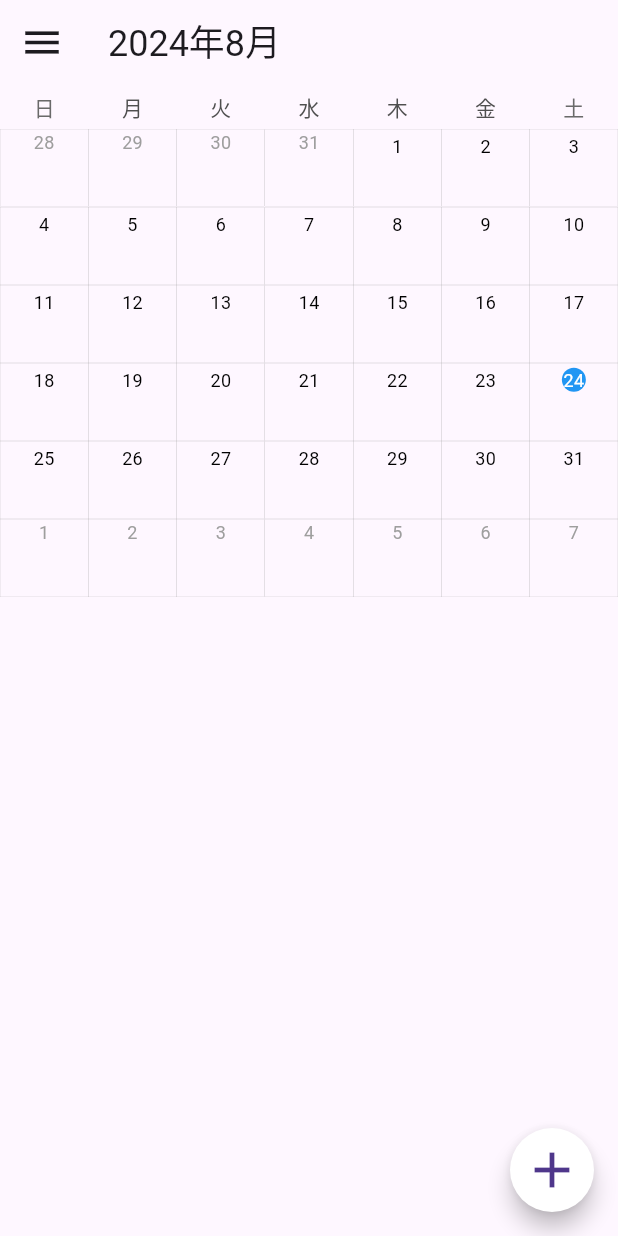
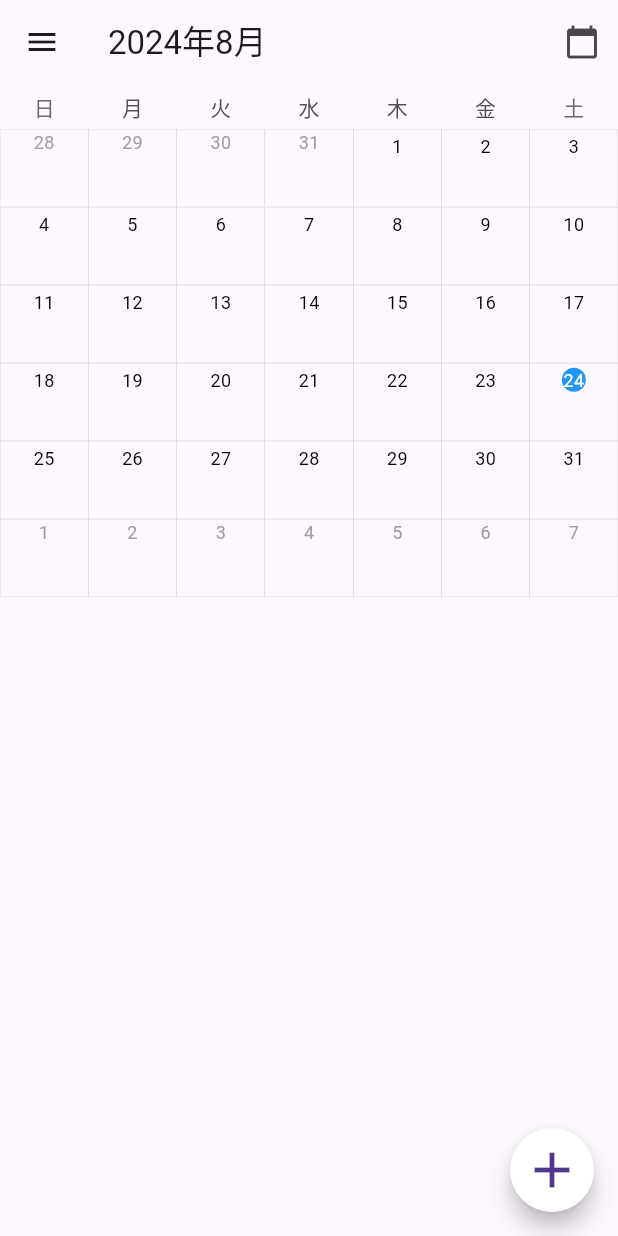
Before and after one commit to Ferret-Missle/CalendarApp, a Flutter app: the screen it shows after launch, on a phone screen of 412 x 824 dp. Run offline on Flutter 3.47's test engine with Material 3 defaults, Android fonts, the phone set to English and light mode, and no system bars; drawn by our look-alikes of table_calendar.

Commit message:
0816-0232
Signed-off-by: shosan <shosan.918@gmail.com>

```diff
--- a/lib/main.dart
+++ b/lib/main.dart
@@ -67,43 +67,56 @@ class _MyHomePageState extends State<MyHomePage> {
       key: _scaffoldKey,
       appBar: AppBar(
         leading: IconButton(
-          icon: Icon(Icons.menu, size: 30),
+          icon: Icon(Icons.menu, size: 24),
           onPressed: () {
             _scaffoldKey.currentState?.openDrawer();
           },
         ),
         title: Text(
           DateFormat.yMMM('ja_JP').format(_focusedDay),
-          style: TextStyle(fontSize: 24),
+          style: TextStyle(fontSize: 22),
         ),
-        // actions: [
-        //   IconButton(
-        //     icon: Icon(Icons.settings, size: 30),
-        //     onPressed: () {
-        //       ScaffoldMessenger.of(context).showSnackBar(
-        //         SnackBar(content: Text('Setting Icon Pushed!')),
-        //       );
-        //     },
-        //   ),
-        // ],
+        actions: [
+          IconButton(
+            icon: Icon((Icons.calendar_today), size: 24),
+            onPressed: () {
+              setState(() {
+                _focusedDay = DateTime.now();
+                _selectedDay = DateTime.now();
+              });
+            },
+
+            // icon: Icon(Icons.settings, size: 30),
+          ),
+        ],
       ),
       drawer: Drawer(
-        child: Center(child: Text('drawer')),
+        backgroundColor: Colors.white,
+        child: ListView(
+          children: <Widget>[
+            ListTile(
+              leading: IconButton(
+                icon: Icon(Icons.close, size: 24),
+                alignment: Alignment.centerRight,
+                onPressed: () {},
+              ),
+              trailing: IconButton(
+                icon: Icon(Icons.settings, size: 24),
+                onPressed: () {},
+              ),
+            ),
+            ListTile(
+              leading: Icon(Icons.close),
+              title: Text('Tile'),
+              onTap: () {},
+            ),
+          ],
+        ),
       ),
       body: TableCalendar(
         locale: 'ja_JP',
         shouldFillViewport: true,
         headerVisible: false,
-        //ヘッダー部分のカスタマイズ
-        // headerStyle: HeaderStyle(
-        //   titleCentered: true,
-        //   titleTextStyle: TextStyle(
-        //     fontSize: 24,
-        //   ),
-        //   formatButtonVisible: false,
-        //   leftChevronVisible: false,
-        //   rightChevronVisible: false,
-        // ),
         pageAnimationEnabled: true,
         pageJumpingEnabled: true,
         sixWeekMonthsEnforced: true,
@@ -127,19 +140,16 @@ class _MyHomePageState extends State<MyHomePage> {
             _focusedDay = focusedDay;
           });
         },
-
         //表示付き変更
         onPageChanged: (focusedDay) {
           setState(() {
             _focusedDay = focusedDay;
           });
         },
-
         //イベント読み込み関数
         eventLoader: (day) {
           return _events[day] ?? [];
         },
-
         //カレンダーのスタイル調整
         calendarBuilders: CalendarBuilders(
           //イベント表示
@@ -153,7 +163,6 @@ class _MyHomePageState extends State<MyHomePage> {
               );
             }
           },
-
           //今日の日付スタイル
           todayBuilder: (context, day, focusedDay) {
             return Container(
```
